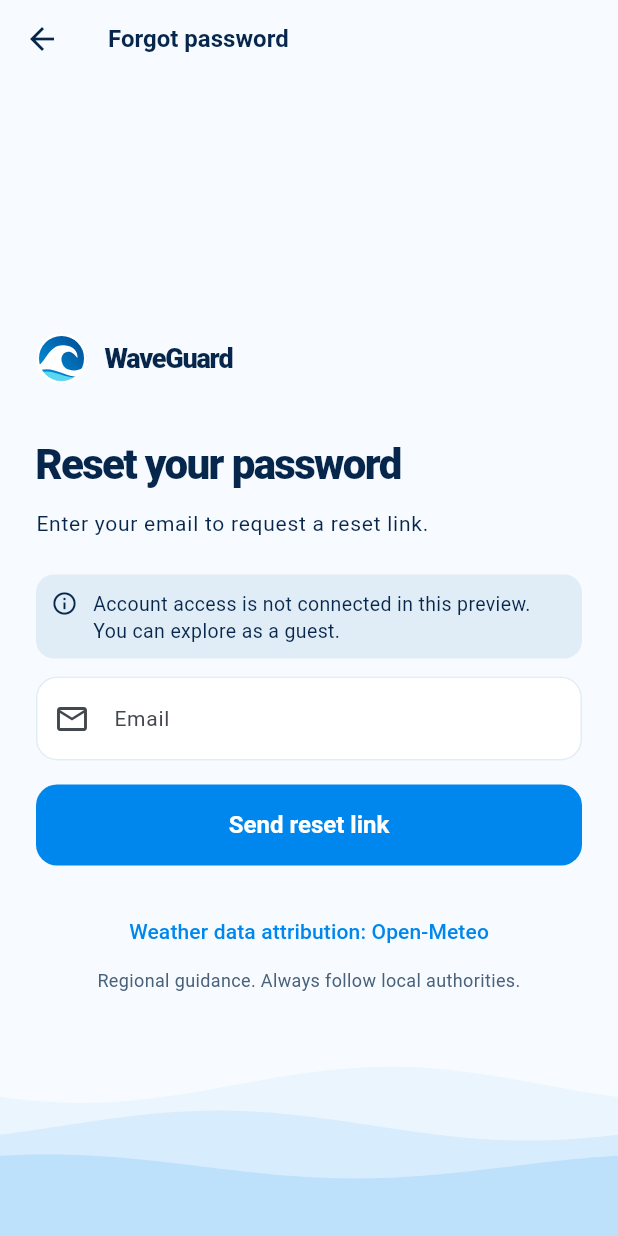
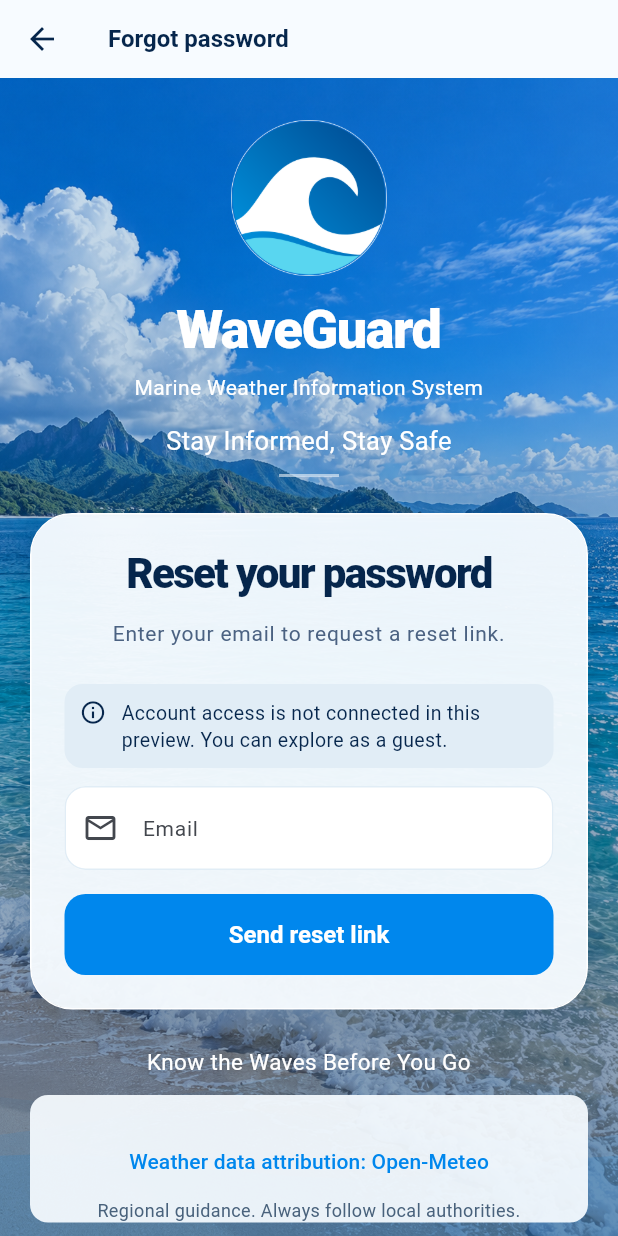
Before and after one commit to John06-jp/waveguard, a Flutter app: the AuthScreen screen opened directly, on a phone screen of 412 x 824 dp. Run offline on Flutter 3.47's test engine with Material 3 defaults, Android fonts, the phone set to English and light mode, and no system bars; our stand-ins replace cloud_firestore, firebase_auth, firebase_core, flutter_map, latlong2, shared_preferences; accounts and stored records are empty.

Commit message:
feat: Update AuthScreen UI and enhance user experience with new background and branding

```diff
--- a/waveguard/lib/screens/auth/auth_screen.dart
+++ b/waveguard/lib/screens/auth/auth_screen.dart
@@ -76,7 +76,7 @@ class _AuthScreenState extends State<AuthScreen> {
   Widget build(BuildContext context) {
     final auth = context.read<AuthService>();
     final title = _login
-        ? 'Know the coast.\nPlan with care.'
+        ? 'Welcome Back'
         : _reset
         ? 'Reset your password'
         : 'Create your account';
@@ -86,6 +86,26 @@ class _AuthScreenState extends State<AuthScreen> {
           : AppBar(title: Text(_reset ? 'Forgot password' : 'Create account')),
       body: Stack(
         children: [
+          Positioned.fill(
+            child: Image.asset(
+              'assets/onboarding/backgrounds/onboarding_bg4.png',
+              fit: BoxFit.cover,
+              excludeFromSemantics: true,
+              errorBuilder: (_, _, _) =>
+                  const ColoredBox(color: SeaColors.ocean),
+            ),
+          ),
+          const Positioned.fill(
+            child: DecoratedBox(
+              decoration: BoxDecoration(
+                gradient: LinearGradient(
+                  begin: Alignment.topCenter,
+                  end: Alignment.bottomCenter,
+                  colors: [Color(0x30005CA8), Color(0x80002550)],
+                ),
+              ),
+            ),
+          ),
           const Positioned(
             left: 0,
             right: 0,
@@ -98,30 +118,55 @@ class _AuthScreenState extends State<AuthScreen> {
               child: ConstrainedBox(
                 constraints: const BoxConstraints(maxWidth: 480),
                 child: SingleChildScrollView(
-                  padding: const EdgeInsets.fromLTRB(24, 32, 24, 24),
+                  padding: const EdgeInsets.fromLTRB(20, 28, 20, 24),
                   child: AutofillGroup(
                     child: Form(
                       key: _form,
                       child: Column(
                         crossAxisAlignment: CrossAxisAlignment.stretch,
                         children: [
-                          const Align(
-                            alignment: Alignment.centerLeft,
-                            child: Brand(),
+                          const _LoginBrand(),
+                          const SizedBox(height: 24),
+                          Container(
+                            padding: const EdgeInsets.all(22),
+                            decoration: BoxDecoration(
+                              color: const Color(0xF5F6FBFF),
+                              borderRadius: BorderRadius.circular(28),
+                              border: Border.all(color: Colors.white),
+                              boxShadow: const [
+                                BoxShadow(
+                                  color: Color(0x30001E42),
+                                  blurRadius: 30,
+                                  offset: Offset(0, 12),
                                 ),
-                          const SizedBox(height: 36),
+                              ],
+                            ),
+                            child: Column(
+                              crossAxisAlignment: CrossAxisAlignment.stretch,
+                              children: [
                                 Text(
                                   title,
-                            style: Theme.of(context).textTheme.headlineLarge,
+                                  textAlign: TextAlign.center,
+                                  style: Theme.of(context)
+                                      .textTheme
+                                      .headlineLarge
+                                      ?.copyWith(
+                                        color: SeaColors.ink,
+                                        fontWeight: FontWeight.w800,
+                                      ),
                                 ),
                                 const SizedBox(height: 12),
                                 Text(
                                   _login
-                                ? 'Regional coastal advisories for Lianga, Surigao del Sur.'
+                                      ? 'Log in to continue to WaveGuard'
                                       : _reset
                                       ? 'Enter your email to request a reset link.'
                                       : 'Stay connected to regional coastal information.',
-                            style: Theme.of(context).textTheme.bodyLarge,
+                                  textAlign: TextAlign.center,
+                                  style: Theme.of(context).textTheme.bodyLarge
+                                      ?.copyWith(
+                                        color: const Color(0xFF4B6282),
+                                      ),
                                 ),
                                 const SizedBox(height: 24),
                                 if (widget.startupMessage != null)
@@ -143,7 +188,9 @@ class _AuthScreenState extends State<AuthScreen> {
                                     labelText: 'Email',
                                     prefixIcon: Icon(Icons.mail_outline),
                                   ),
-                            onFieldSubmitted: _reset ? (_) => _submit() : null,
+                                  onFieldSubmitted: _reset
+                                      ? (_) => _submit()
+                                      : null,
                                   validator: (value) {
                                     if (value == null || value.trim().isEmpty) {
                                       return 'Enter your email.';
@@ -171,13 +218,16 @@ class _AuthScreenState extends State<AuthScreen> {
                                     onFieldSubmitted: (_) => _submit(),
                                     decoration: InputDecoration(
                                       labelText: 'Password',
-                                prefixIcon: const Icon(Icons.lock_outline),
+                                      prefixIcon: const Icon(
+                                        Icons.lock_outline,
+                                      ),
                                       suffixIcon: IconButton(
                                         tooltip: _obscure
                                             ? 'Show password'
                                             : 'Hide password',
-                                  onPressed: () =>
-                                      setState(() => _obscure = !_obscure),
+                                        onPressed: () => setState(
+                                          () => _obscure = !_obscure,
+                                        ),
                                         icon: Icon(
                                           _obscure
                                               ? Icons.visibility_outlined
@@ -205,7 +255,8 @@ class _AuthScreenState extends State<AuthScreen> {
                                           : () => Navigator.push(
                                               context,
                                               MaterialPageRoute<void>(
-                                          builder: (_) => const AuthScreen(
+                                                builder: (_) =>
+                                                    const AuthScreen(
                                                       mode: AuthMode.reset,
                                                     ),
                                               ),
@@ -215,7 +266,9 @@ class _AuthScreenState extends State<AuthScreen> {
                                   ),
                                 if (_error != null)
                                   Padding(
-                              padding: const EdgeInsets.symmetric(vertical: 12),
+                                    padding: const EdgeInsets.symmetric(
+                                      vertical: 12,
+                                    ),
                                     child: Semantics(
                                       liveRegion: true,
                                       child: Text(
@@ -274,7 +327,9 @@ class _AuthScreenState extends State<AuthScreen> {
                                   TextButton(
                                     onPressed: _busy
                                         ? null
-                                  : context.read<SessionProvider>().enterGuest,
+                                        : context
+                                              .read<SessionProvider>()
+                                              .enterGuest,
                                     child: const Text('Continue as guest'),
                                   ),
                                   const Divider(height: 28),
@@ -293,7 +348,23 @@ class _AuthScreenState extends State<AuthScreen> {
                                     label: const Text('Emergency assistance'),
                                   ),
                                 ],
-                          const Attribution(),
+                              ],
+                            ),
+                          ),
+                          const SizedBox(height: 24),
+                          const Text(
+                            'Know the Waves Before You Go',
+                            textAlign: TextAlign.center,
+                            style: TextStyle(color: Colors.white, fontSize: 15),
+                          ),
+                          const SizedBox(height: 12),
+                          Container(
+                            decoration: BoxDecoration(
+                              color: const Color(0xEDF6FBFF),
+                              borderRadius: BorderRadius.circular(12),
+                            ),
+                            child: const Attribution(),
+                          ),
                         ],
                       ),
                     ),
@@ -307,3 +378,43 @@ class _AuthScreenState extends State<AuthScreen> {
     );
   }
 }
+
+class _LoginBrand extends StatelessWidget {
+  const _LoginBrand();
+
+  @override
+  Widget build(BuildContext context) => Column(
+    children: [
+      Image.asset(
+        'assets/onboarding/icons/wave_logo.png',
+        width: 104,
+        height: 104,
+        excludeFromSemantics: true,
+      ),
+      const SizedBox(height: 10),
+      const Text(
+        'WaveGuard',
+        style: TextStyle(
+          color: Colors.white,
+          fontSize: 36,
+          fontWeight: FontWeight.w800,
+          letterSpacing: -1,
+        ),
+      ),
+      const SizedBox(height: 4),
+      const Text(
+        'Marine Weather Information System',
+        textAlign: TextAlign.center,
+        style: TextStyle(color: Colors.white, fontSize: 14),
+      ),
+      const SizedBox(height: 14),
+      const Text(
+        'Stay Informed, Stay Safe',
+        textAlign: TextAlign.center,
+        style: TextStyle(color: Colors.white, fontSize: 17),
+      ),
+      const SizedBox(height: 10),
+      Container(width: 40, height: 2, color: Colors.white54),
+    ],
+  );
+}
```
Also changed, not shown: 1 other file. Lines whose indentation alone changed are shown as unchanged.
